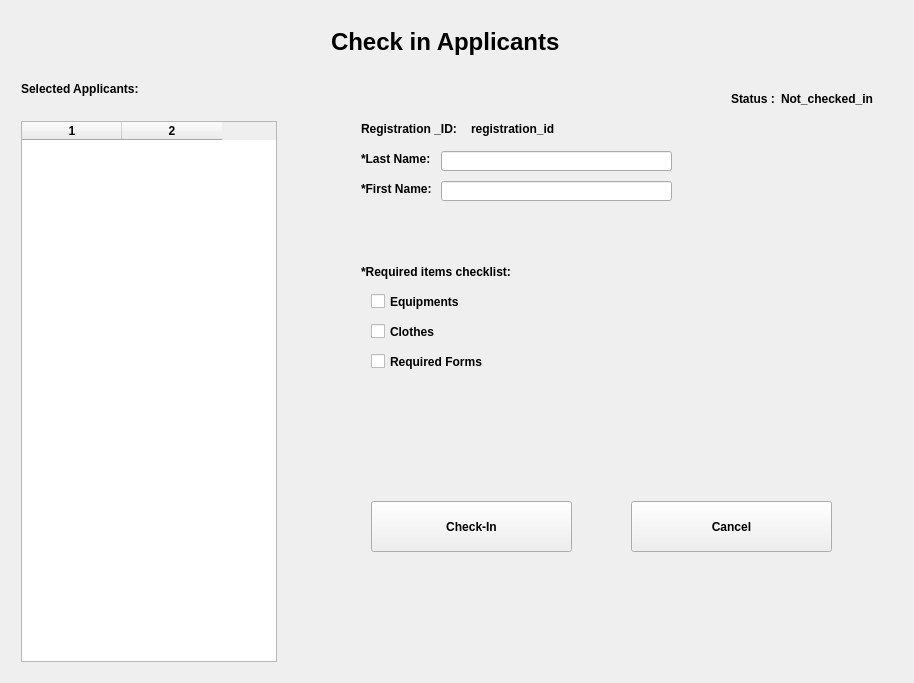
Before: the Qt Designer form FURS/FURS_Management/furs_main_window.ui in singhraj82/FURS, drawn with Qt 5.
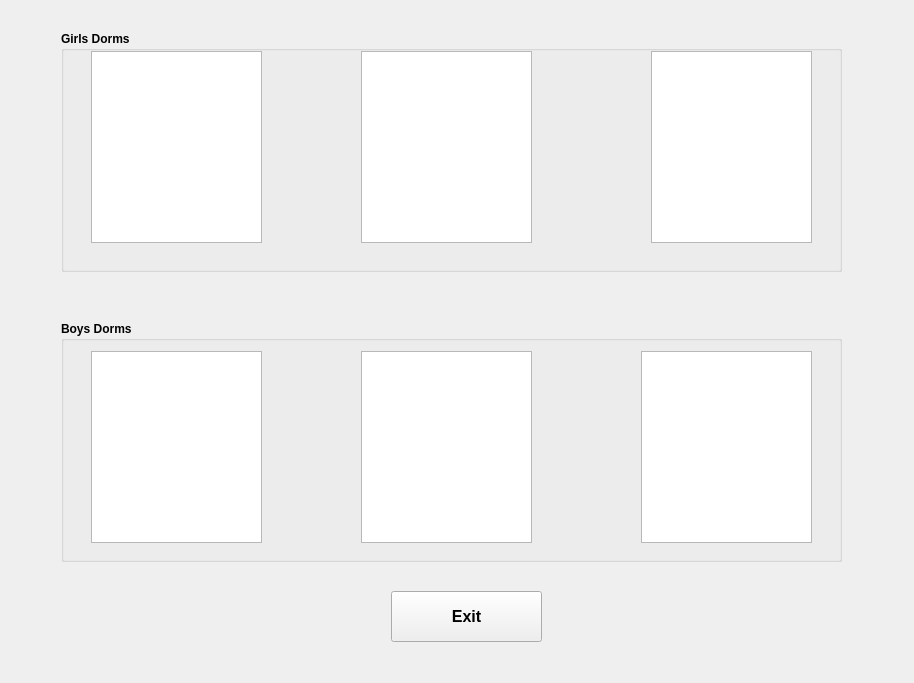
After: the same form once the commit is applied.

Commit message: add initial forms for dorms and band assignments

The edit to the form file:
```diff
--- a/FURS/FURS_Management/furs_main_window.ui
+++ b/FURS/FURS_Management/furs_main_window.ui
@@ -24,7 +24,7 @@
     <item>
      <widget class="QStackedWidget" name="furs_stacked_control">
       <property name="currentIndex">
-       <number>3</number>
+       <number>4</number>
       </property>
       <widget class="QWidget" name="welcome_page">
        <widget class="QLabel" name="furs_welcome_label">
@@ -1268,6 +1268,132 @@
         </property>
        </widget>
       </widget>
+      <widget class="QWidget" name="dorms_page">
+       <widget class="QPushButton" name="button_dorms_exit">
+        <property name="geometry">
+         <rect>
+          <x>380</x>
+          <y>580</y>
+          <width>151</width>
+          <height>51</height>
+         </rect>
+        </property>
+        <property name="font">
+         <font>
+          <pointsize>12</pointsize>
+         </font>
+        </property>
+        <property name="text">
+         <string>Exit</string>
+        </property>
+       </widget>
+       <widget class="QGroupBox" name="group_box_girls_dorms">
+        <property name="geometry">
+         <rect>
+          <x>50</x>
+          <y>20</y>
+          <width>781</width>
+          <height>241</height>
+         </rect>
+        </property>
+        <property name="title">
+         <string>Girls Dorms</string>
+        </property>
+        <widget class="QListWidget" name="girls_dorm_1">
+         <property name="geometry">
+          <rect>
+           <x>30</x>
+           <y>20</y>
+           <width>171</width>
+           <height>192</height>
+          </rect>
+         </property>
+        </widget>
+        <widget class="QListWidget" name="girls_dorm_2">
+         <property name="geometry">
+          <rect>
+           <x>300</x>
+           <y>20</y>
+           <width>171</width>
+           <height>192</height>
+          </rect>
+         </property>
+        </widget>
+        <widget class="QListWidget" name="girls_dorm_3">
+         <property name="geometry">
+          <rect>
+           <x>590</x>
+           <y>20</y>
+           <width>161</width>
+           <height>192</height>
+          </rect>
+         </property>
+        </widget>
+       </widget>
+       <widget class="QGroupBox" name="group_box_boys_dorms">
+        <property name="geometry">
+         <rect>
+          <x>50</x>
+          <y>310</y>
+          <width>781</width>
+          <height>241</height>
+         </rect>
+        </property>
+        <property name="title">
+         <string>Boys Dorms</string>
+        </property>
+        <widget class="QListWidget" name="boys_dorm_1">
+         <property name="geometry">
+          <rect>
+           <x>30</x>
+           <y>30</y>
+           <width>171</width>
+           <height>192</height>
+          </rect>
+         </property>
+        </widget>
+        <widget class="QListWidget" name="boys_dorm_2">
+         <property name="geometry">
+          <rect>
+           <x>300</x>
+           <y>30</y>
+           <width>171</width>
+           <height>192</height>
+          </rect>
+         </property>
+        </widget>
+        <widget class="QListWidget" name="boys_dorm_3">
+         <property name="geometry">
+          <rect>
+           <x>580</x>
+           <y>30</y>
+           <width>171</width>
+           <height>192</height>
+          </rect>
+         </property>
+        </widget>
+       </widget>
+      </widget>
+      <widget class="QWidget" name="bands_page">
+       <widget class="QPushButton" name="button_bands_exit">
+        <property name="geometry">
+         <rect>
+          <x>380</x>
+          <y>580</y>
+          <width>151</width>
+          <height>51</height>
+         </rect>
+        </property>
+        <property name="font">
+         <font>
+          <pointsize>12</pointsize>
+         </font>
+        </property>
+        <property name="text">
+         <string>Exit</string>
+        </property>
+       </widget>
+      </widget>
      </widget>
     </item>
    </layout>
```
Left out of the diff: 56 changed lines with no effect on the pictures. The commit also changes 3 other files.
